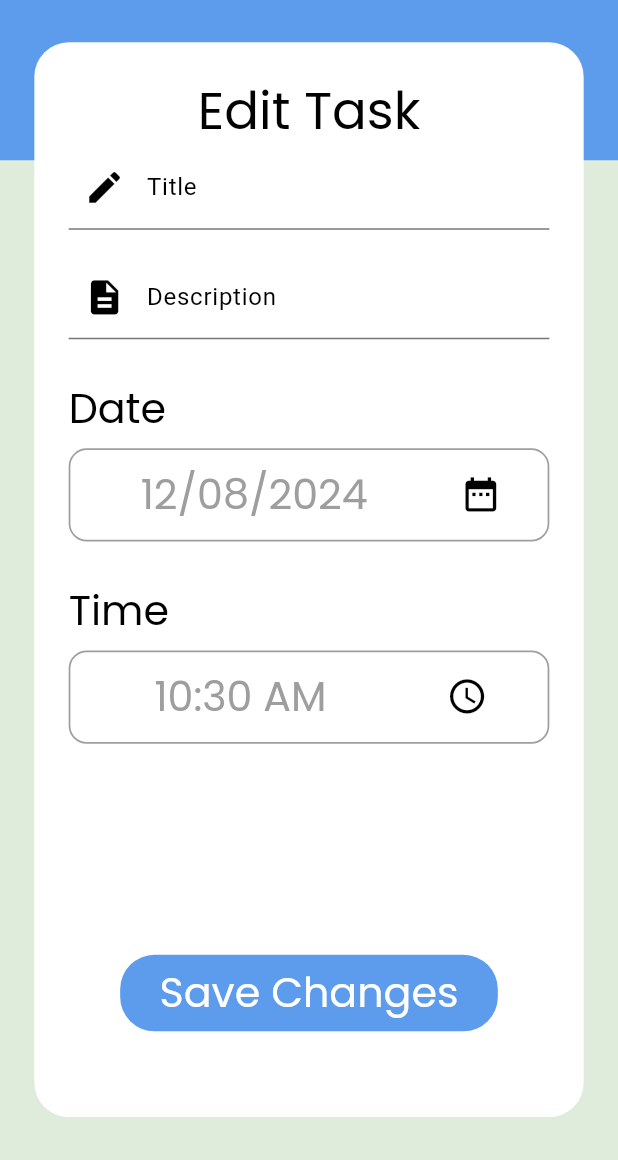
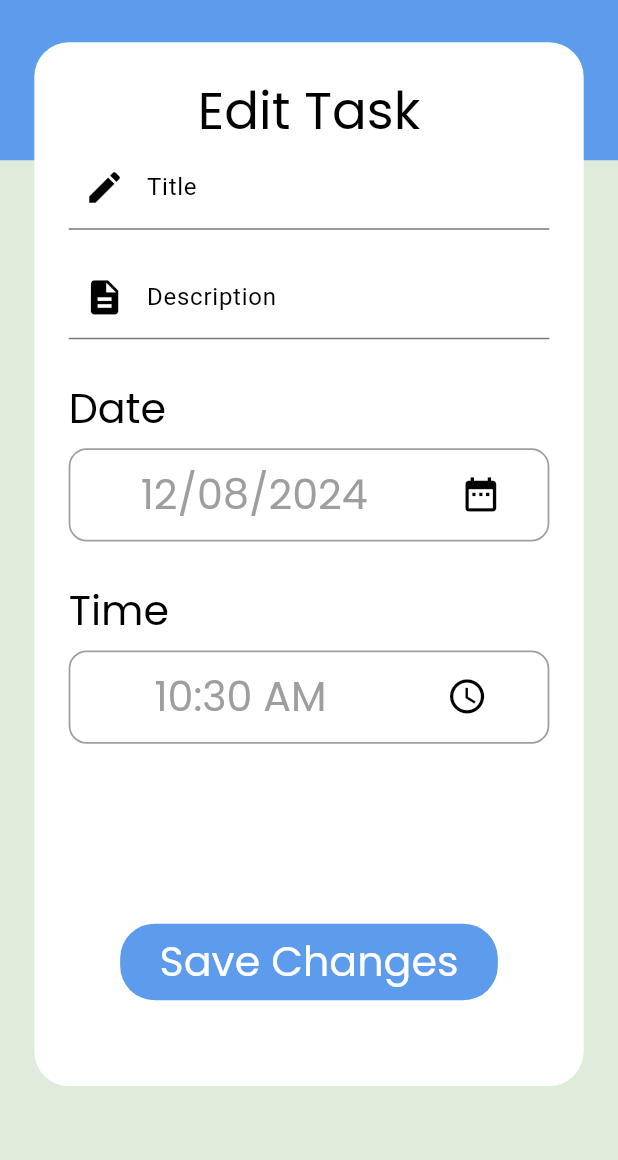
Before and after one commit to HusseinMohamed99/Task-Management, a Flutter app: the EditTask screen opened directly with empty values, on a phone screen of 412 x 824 dp, the part 76-1236 px from its top. Run offline on Flutter 3.47's test engine with Material 3 defaults, Android fonts, the phone set to English and light mode, and no system bars; our stand-ins replace calendar_timeline, cloud_firestore, firebase_core, flutter_screenutil, flutter_slidable, font_awesome_flutter and 3 more; accounts and stored records are empty; generated files the repository leaves out were written again.

Commit message:
Update Gradle version and enhance task editing UI in Flutter app
- Updated the Gradle version in the Android project from 7.6.3 to 8.5, ensuring compatibility with the latest features and improvements.
- Enhanced the task editing UI in the Flutter app by restructuring the layout for better readability and maintainability.
- Added validation for task title and description fields to ensure user inputs are meaningful and meet minimum length requirements.
- Improved date and time selection UI components for better user experience, including styling adjustments and removal of unnecessary padding.
- Adjusted font sizes for better readability in date and time selection fields.

```diff
--- a/lib/screens/tasks/edit_task.dart
+++ b/lib/screens/tasks/edit_task.dart
@@ -56,7 +56,9 @@ class _EditTaskState extends State<EditTask> {
       body: SingleChildScrollView(
         child: Column(
           children: [
-            Stack(
+            SizedBox(
+              height: MediaQuery.sizeOf(context).height * .9,
+              child: Stack(
                 children: [
                   Container(
                     color: ThemeApp.lightPrimary,
@@ -95,6 +97,8 @@ class _EditTaskState extends State<EditTask> {
                             ),
                           ),
                           TextFormField(
+                            maxLines: 3,
+                            minLines: 1,
                             style: TextStyle(
                               color: provider.isDarkMode()
                                   ? Colors.white
@@ -119,10 +123,12 @@ class _EditTaskState extends State<EditTask> {
                             ),
                             validator: (value) {
                               if (value!.trim().isEmpty) {
-                              return AppLocalizations.of(context)!.valid_title;
+                                return AppLocalizations.of(context)!
+                                    .valid_title;
                               }
                               if (value.length < 3) {
-                              return AppLocalizations.of(context)!.title_length;
+                                return AppLocalizations.of(context)!
+                                    .title_length;
                               }
                               return null;
                             },
@@ -138,7 +144,7 @@ class _EditTaskState extends State<EditTask> {
                                   : Colors.black,
                             ),
                             initialValue: widget.tasks.description,
-                          maxLines: 6,
+                            maxLines: 5,
                             minLines: 1,
                             keyboardType: TextInputType.text,
                             decoration: InputDecoration(
@@ -161,7 +167,8 @@ class _EditTaskState extends State<EditTask> {
                                 return AppLocalizations.of(context)!.valid_desc;
                               }
                               if (value.length < 3) {
-                              return AppLocalizations.of(context)!.desc_length;
+                                return AppLocalizations.of(context)!
+                                    .desc_length;
                               }
                               return null;
                             },
@@ -327,6 +334,7 @@ class _EditTaskState extends State<EditTask> {
                   ),
                 ],
               ),
+            ),
           ],
         ),
       ),
```
Also changed, not shown: lib/shared/components/tasks_bottom_sheet.dart (+6 -7 lines), 1 other file. Lines whose indentation alone changed are shown as unchanged.
